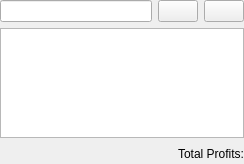
KDE/kmymoney, file kmymoney/views/kinstitutionsviewdecl.ui: the form before one commit.
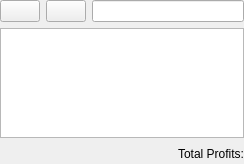
The form after the commit. Custom widgets are drawn as their Qt base class.

Commit message:
Move collapse/expand buttons to the left to have faster access
BUG:416281
FIXED-IN:4.8.5

```diff
--- a/kmymoney/views/kinstitutionsviewdecl.ui
+++ b/kmymoney/views/kinstitutionsviewdecl.ui
@@ -18,13 +18,6 @@
     <layout class="QVBoxLayout" name="verticalLayout">
      <item>
      <layout class="QHBoxLayout" name="searchLayout">
-      <item>
-       <widget class="KLineEdit" name="m_searchWidget">
-        <property name="showClearButton" stdset="0">
-         <bool>true</bool>
-        </property>
-       </widget>
-      </item>
       <item>
        <widget class="KPushButton" name="m_collapseButton">
         <property name="toolTip">
@@ -45,6 +38,13 @@
         </property>
        </widget>
       </item>
+       <item>
+        <widget class="KLineEdit" name="m_searchWidget">
+         <property name="showClearButton" stdset="0">
+          <bool>true</bool>
+         </property>
+        </widget>
+       </item>
      </layout>
     </item>
      <item>
```
Lines whose indentation alone changed are shown as unchanged. The commit also changes 2 other files.
